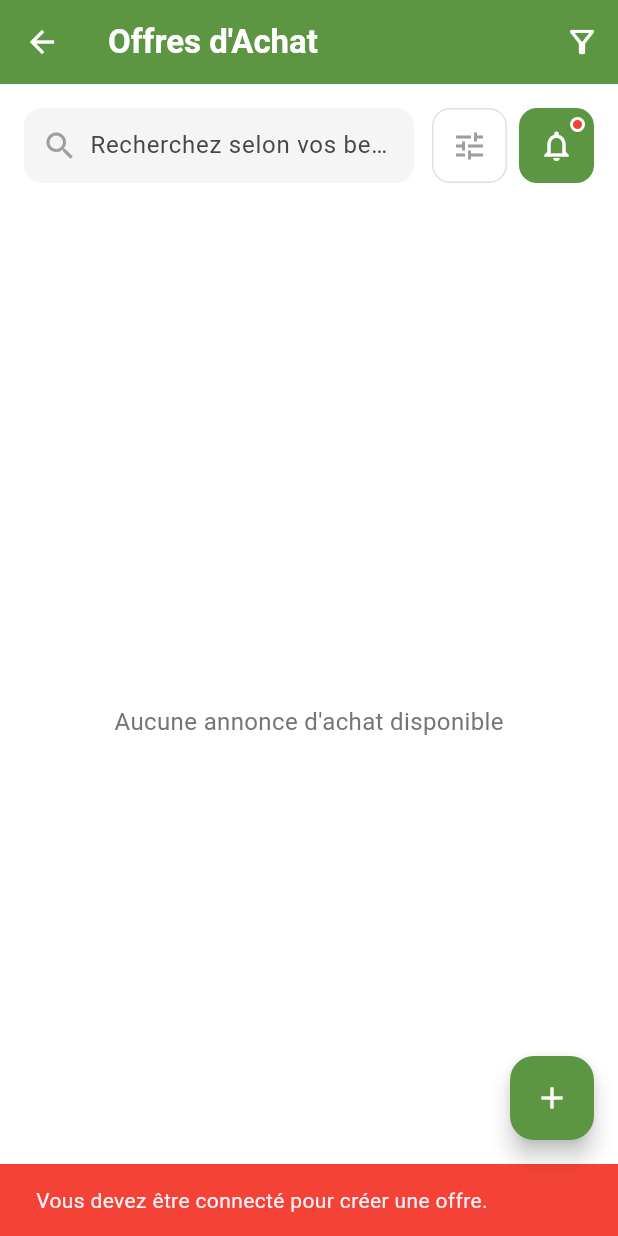
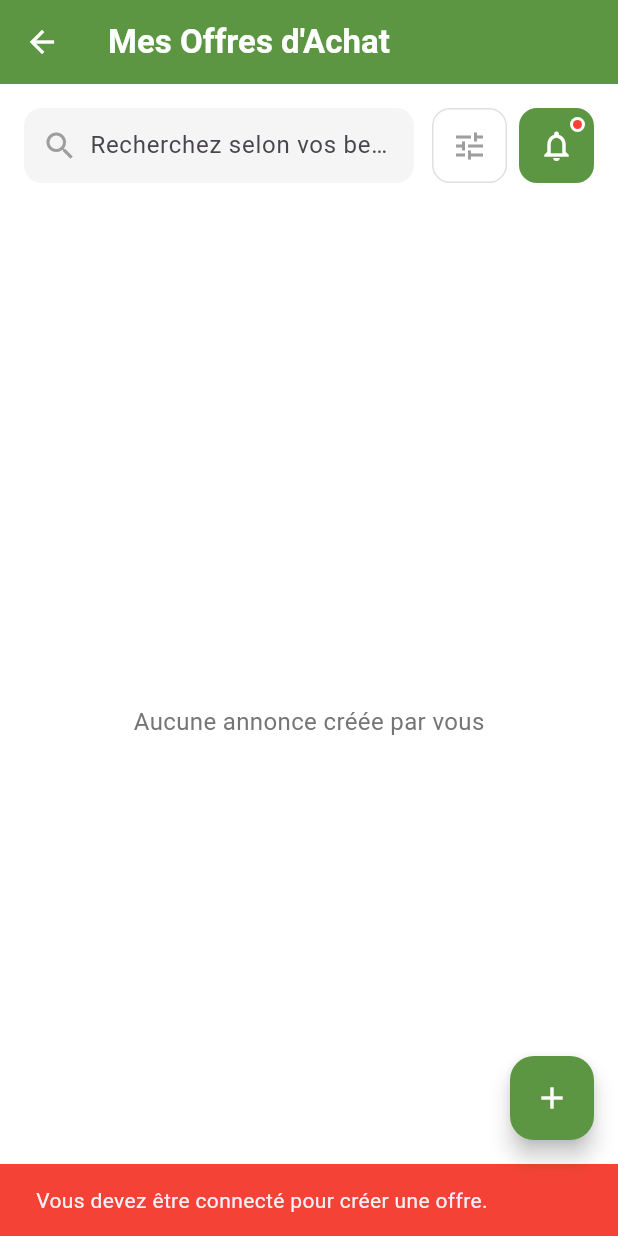
Before and after one commit to Alicheick225/agrobloc_flutter, a Flutter app: the AnnonceAchatPage screen opened directly, after a tap on the "notifications none" icon, after a tap on the "add" icon, on a phone screen of 412 x 824 dp. Run offline on Flutter 3.47's test engine with Material 3 defaults, Android fonts, the phone set to English and light mode, and no system bars; our stand-ins replace flutter_local_notifications, flutter_screenutil, image_picker, permission_handler, shared_preferences; missing offline and left inert: jwt_decode; accounts and stored records are empty; network calls fail.

Commit message:
Filtrage des offres par utilisateur

```diff
--- a/lib/core/features/Agrobloc/presentations/pagesAcheteurs/annonce_achat_page.dart
+++ b/lib/core/features/Agrobloc/presentations/pagesAcheteurs/annonce_achat_page.dart
@@ -22,7 +22,6 @@ class _AnnonceAchatPageState extends State<AnnonceAchatPage> {
   final List<AnnonceAchat> _filteredAnnonces = [];
 
   bool _isLoading = true;
-  bool _showOnlyMyAnnonces = false;
 
   @override
   void initState() {
@@ -30,17 +29,11 @@ class _AnnonceAchatPageState extends State<AnnonceAchatPage> {
     _loadAnnonces();
   }
 
-  /// Charge les annonces selon le filtre côté serveur
+  /// Charge uniquement les annonces de l'utilisateur connecté
   Future<void> _loadAnnonces() async {
     try {
       setState(() => _isLoading = true);
-      List<AnnonceAchat> annonces;
-
-      if (_showOnlyMyAnnonces) {
-        annonces = await _service.fetchAnnoncesByUser();
-      } else {
-        annonces = await _service.fetchAnnonces();
-      }
+      final annonces = await _service.fetchAnnoncesByUser();
 
       if (!mounted) return;
       setState(() {
@@ -59,14 +52,6 @@ class _AnnonceAchatPageState extends State<AnnonceAchatPage> {
         SnackBar(content: Text('Erreur: ${e.toString()}')),
       );
     }
-  }
-
-  /// Bascule le filtre entre toutes les annonces et mes annonces
-  void _toggleFilter() {
-    setState(() {
-      _showOnlyMyAnnonces = !_showOnlyMyAnnonces;
-    });
-    _loadAnnonces();
   }
 
   /// Navigation vers le formulaire de création
@@ -144,45 +129,13 @@ class _AnnonceAchatPageState extends State<AnnonceAchatPage> {
     return Scaffold(
       backgroundColor: Colors.white,
       appBar: AppBar(
-        title: Row(
-          children: [
-            const Text(
-              'Offres d\'Achat',
-              style: TextStyle(fontWeight: FontWeight.bold, color: Colors.white),
-            ),
-            if (_showOnlyMyAnnonces) ...[
-              const SizedBox(width: 8),
-              Container(
-                padding: const EdgeInsets.symmetric(horizontal: 8, vertical: 4),
-                decoration: BoxDecoration(
-                  color: Colors.white.withOpacity(0.2),
-                  borderRadius: BorderRadius.circular(12),
-                ),
-                child: const Text(
-                  'Mes annonces',
-                  style: TextStyle(
-                    fontSize: 12,
-                    color: Colors.white,
-                    fontWeight: FontWeight.w500,
-                  ),
-                ),
-              ),
-            ],
-          ],
+        title: const Text(
+          'Mes Offres d\'Achat',
+          style: TextStyle(fontWeight: FontWeight.bold, color: Colors.white),
         ),
         backgroundColor: AppColors.primaryGreen,
         elevation: 0,
         iconTheme: const IconThemeData(color: Colors.white),
-        actions: [
-          IconButton(
-            icon: Icon(
-              _showOnlyMyAnnonces ? Icons.filter_alt : Icons.filter_alt_outlined,
-              color: _showOnlyMyAnnonces ? Colors.amber : Colors.white,
-            ),
-            onPressed: _toggleFilter,
-            tooltip: _showOnlyMyAnnonces ? 'Voir toutes les annonces' : 'Voir mes annonces',
-          ),
-        ],
       ),
       body: _isLoading
           ? const Center(child: CircularProgressIndicator())
@@ -196,9 +149,7 @@ class _AnnonceAchatPageState extends State<AnnonceAchatPage> {
                   child: _filteredAnnonces.isEmpty
                       ? Center(
                           child: Text(
-                            _showOnlyMyAnnonces
-                                ? 'Aucune annonce créée par vous'
-                                : 'Aucune annonce d\'achat disponible',
+                            'Aucune annonce créée par vous',
                             style: TextStyle(fontSize: 16, color: Colors.grey[600]),
                           ),
                         )
@@ -224,10 +175,14 @@ class _AnnonceAchatPageState extends State<AnnonceAchatPage> {
                                         crossAxisAlignment: CrossAxisAlignment.start,
                                         children: [
                                           Text(
-                                            annonce.typeCultureLibelle,
+                                            annonce.typeCultureLibelle.isNotEmpty
+                                              ? annonce.typeCultureLibelle
+                                              : 'Type de culture non spécifié',
                                             style: AppTextStyles.heading.copyWith(
                                               fontSize: 16,
-                                              color: AppColors.primaryGreen,
+                                              color: annonce.typeCultureLibelle.isNotEmpty
+                                                ? AppColors.primaryGreen
+                                                : Colors.grey,
                                             ),
                                           ),
                                           const SizedBox(height: 8),
--- a/lib/core/features/Agrobloc/presentations/widgets/acheteurs/home/offreCard.dart
+++ b/lib/core/features/Agrobloc/presentations/widgets/acheteurs/home/offreCard.dart
@@ -158,7 +158,9 @@ class OffreCard extends StatelessWidget {
 
                   // ✅ TYPE + QUANTITÉ
                   Text(
-                    "${data.typeCultureLibelle} ${data.quantite.toStringAsFixed(0)} tonnes",
+                    data.typeCultureLibelle.isNotEmpty
+                      ? "${data.typeCultureLibelle} ${data.quantite.toStringAsFixed(0)} tonnes"
+                      : "Type de culture non spécifié",
                     style: AppTextStyles.body.copyWith(fontSize: 11),
                     overflow: TextOverflow.ellipsis,
                   ),
--- a/lib/core/features/Agrobloc/presentations/widgets/acheteurs/home/recommande.dart
+++ b/lib/core/features/Agrobloc/presentations/widgets/acheteurs/home/recommande.dart
@@ -98,7 +98,9 @@ class RecommendationCard extends StatelessWidget {
                     children: [
                       Expanded(
                         child: Text(
-                          "${recommendation.typeCultureLibelle} ${recommendation.quantite.toStringAsFixed(0)} tonnes",
+                          recommendation.typeCultureLibelle.isNotEmpty
+                            ? "${recommendation.typeCultureLibelle} ${recommendation.quantite.toStringAsFixed(0)} tonnes"
+                            : "Type de culture non spécifié",
                           style: AppTextStyles.body.copyWith(
                               fontSize: 13, fontWeight: FontWeight.bold),
                           overflow: TextOverflow.ellipsis,
```
Also changed, not shown: lib/core/features/Agrobloc/data/dataSources/AnnonceAchat.dart (+48 -2 lines), lib/core/features/Agrobloc/data/models/AnnonceAchatModel.dart (+14 -5 lines), lib/core/features/Agrobloc/data/dataSources/Annonce极速赛车开奖结果查询Achat.dart (added).
